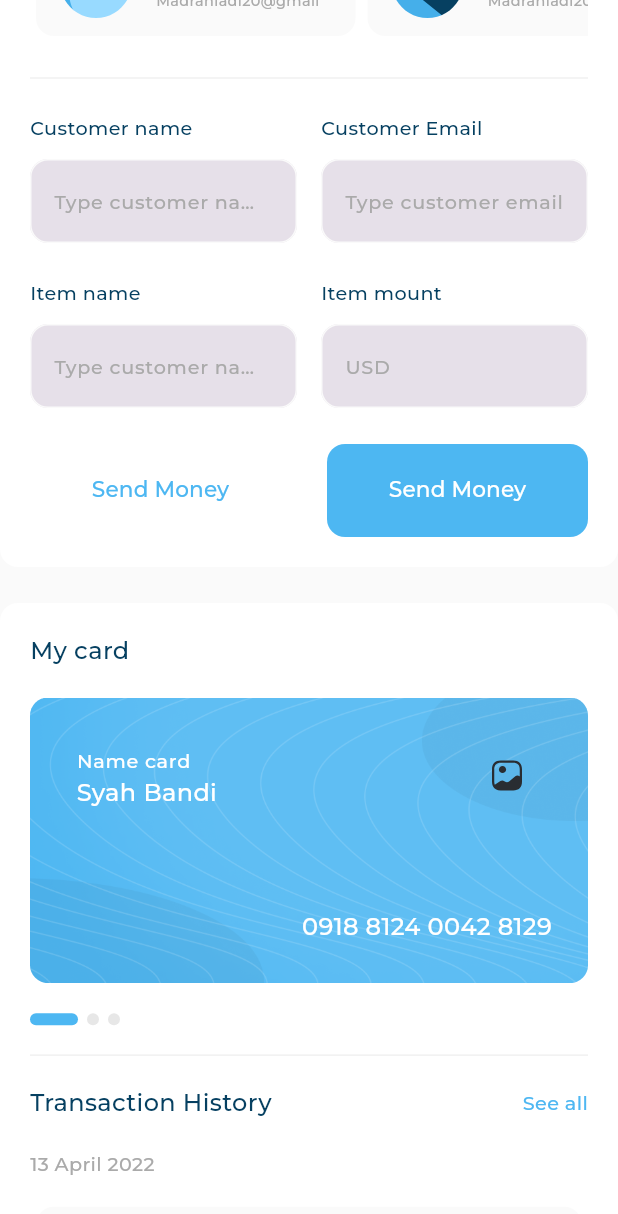
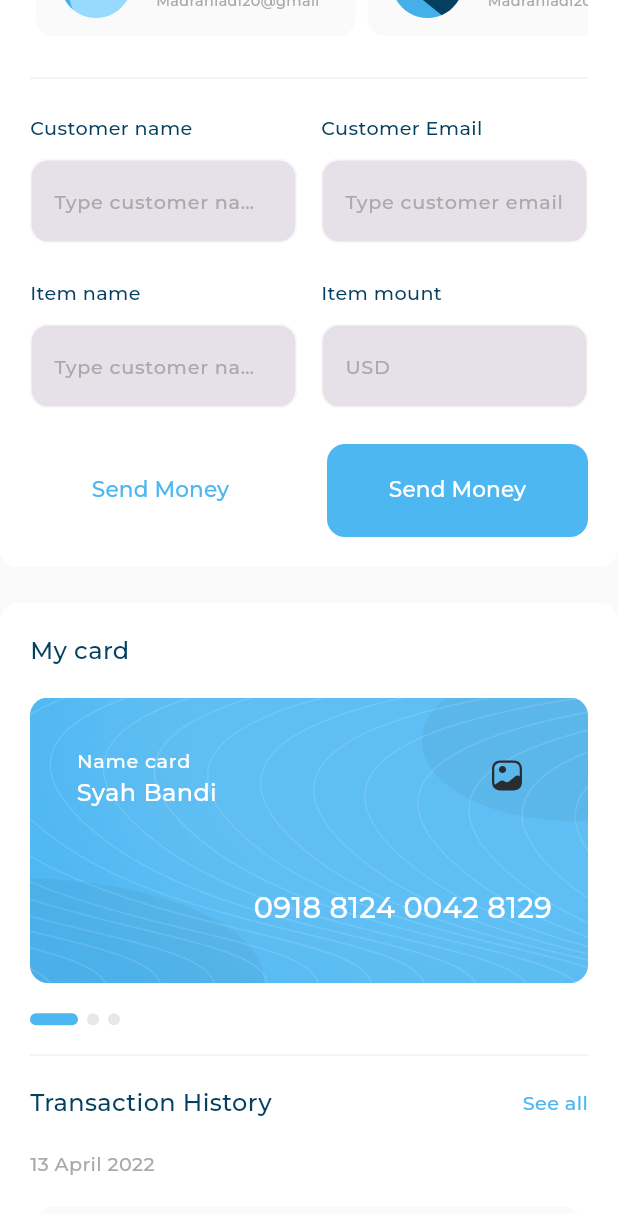
Before and after one commit to ahmedsaadbadawy/responsive_dash_board, a Flutter app: the screen it shows after launch, scrolled down 576 dp, on a phone screen of 412 x 824 dp. Shown: the top 1214 px of the screen. Run offline on Flutter 3.47's test engine with Material 3 defaults, Android fonts, the phone set to English and light mode, and no system bars; drawn by our look-alikes of expandable_page_view; our stand-ins replace fl_chart, flutter_svg; project files that could hold a hidden picture were left out.

Commit message:
responsive tablet layout done

```diff
--- a/lib/utils/app_styles.dart
+++ b/lib/utils/app_styles.dart
@@ -117,6 +117,6 @@ double getScaleFactor(context) {
   } else if (width < SizeConfig.desktop) {
     return width / 1000;
   } else {
-    return width / 1920;
+    return width / 1800;
   }
 }
--- a/lib/widgets/dashboard_desktop_layout.dart
+++ b/lib/widgets/dashboard_desktop_layout.dart
@@ -25,11 +25,7 @@ class DashboardDesktopLayout extends StatelessWidget {
                 child: Row(
                   children: [
                     Expanded(
-                        flex: 2,
-                        child: Padding(
-                          padding: EdgeInsets.only(top: 40),
-                          child: AllExpensessAndQuickInvoiceSection(),
-                        )),
+                        flex: 2, child: AllExpensessAndQuickInvoiceSection()),
                     SizedBox(
                       width: 24,
                     ),
--- a/lib/widgets/my_card.dart
+++ b/lib/widgets/my_card.dart
@@ -10,7 +10,6 @@ class MyCard extends StatelessWidget {
   @override
   Widget build(BuildContext context) {
     double width = MediaQuery.sizeOf(context).width;
-    print(width);
     return AspectRatio(
       aspectRatio: 420 / 215,
       child: Container(
@@ -66,13 +65,15 @@ class MyCard extends StatelessWidget {
                     )
                   : Text(
                       '0918 8124 0042 8129',
-                      style: AppStyles.styleMedium20(context).copyWith(
+                      style: AppStyles.styleSemiBold24(context).copyWith(
                         color: Colors.white,
                       ),
                     ),
             ),
-            const SizedBox(
-              height: 54 - 28,
+            const Flexible(
+              child: SizedBox(
+                height: 54 - 28,
+              ),
             ),
           ],
         ),
--- a/lib/widgets/user_info_list_tile.dart
+++ b/lib/widgets/user_info_list_tile.dart
@@ -18,13 +18,21 @@ class UserInfoListTile extends StatelessWidget {
       child: Center(
         child: ListTile(
           leading: SvgPicture.asset(usersInfoModel.image),
-          title: Text(
-            usersInfoModel.title,
-            style: AppStyles.styleSemiBold16(context),
+          title: FittedBox(
+            alignment: AlignmentDirectional.centerStart,
+            fit: BoxFit.scaleDown,
+            child: Text(
+              usersInfoModel.title,
+              style: AppStyles.styleSemiBold16(context),
+            ),
           ),
-          subtitle: Text(
-            usersInfoModel.subTitle,
-            style: AppStyles.styleRegular12(context),
+          subtitle: FittedBox(
+            alignment: AlignmentDirectional.centerStart,
+            fit: BoxFit.scaleDown,
+            child: Text(
+              usersInfoModel.subTitle,
+              style: AppStyles.styleRegular12(context),
+            ),
           ),
         ),
       ),
```
Also changed, not shown: lib/widgets/active_and_inactive_drawer_item.dart (+7 -3 lines).
